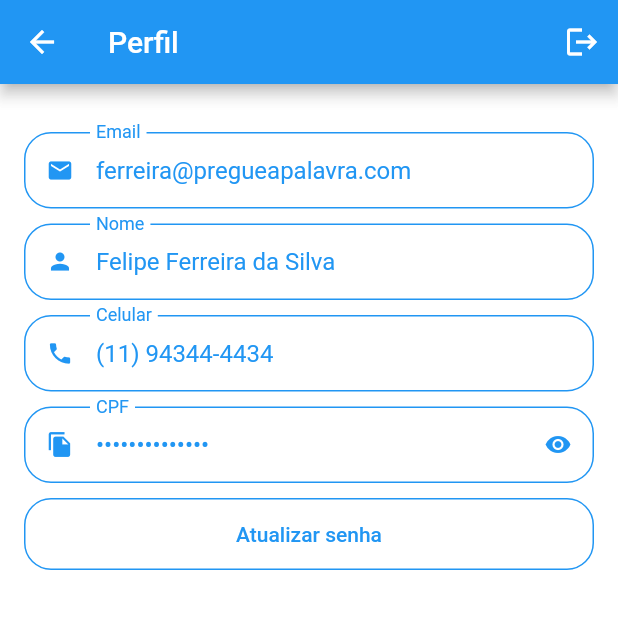
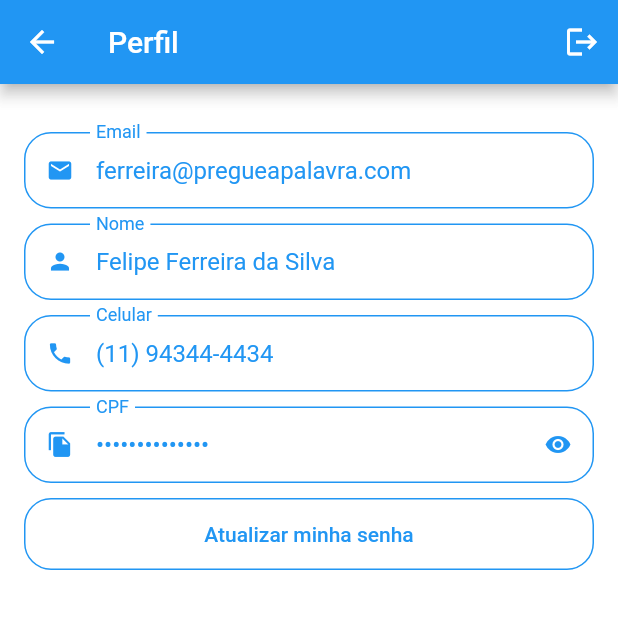
Before and after one commit to pedigru3/pregue-a-palavra, a Flutter app: the ProfileTab screen opened directly, on a phone screen of 412 x 824 dp, the top half of it. Run offline on Flutter 3.47's test engine with Material 2 defaults, Android fonts, the phone set to English and light mode, and no system bars; our stand-ins replace animated_text_kit, badges, mask_text_input_formatter.

Commit message:
texto senha trocado

```diff
--- a/lib/src/pages/profile/profile_tab.dart
+++ b/lib/src/pages/profile/profile_tab.dart
@@ -73,7 +73,7 @@ class ProfileTab extends StatelessWidget {
                         BorderSide(width: 1, color: CustomColors.primaryColor)),
                 onPressed: () {},
                 child: Text(
-                  "Atualizar senha",
+                  "Atualizar minha senha",
                   style: TextStyle(color: CustomColors.primaryColor),
                 )),
           ),
```
